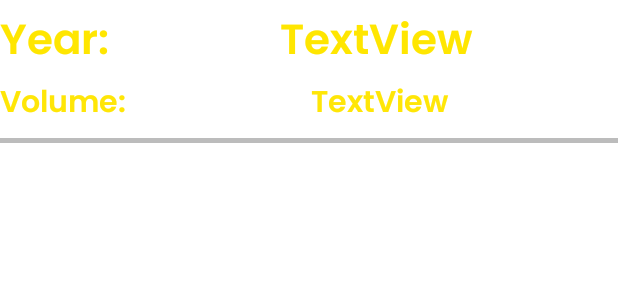
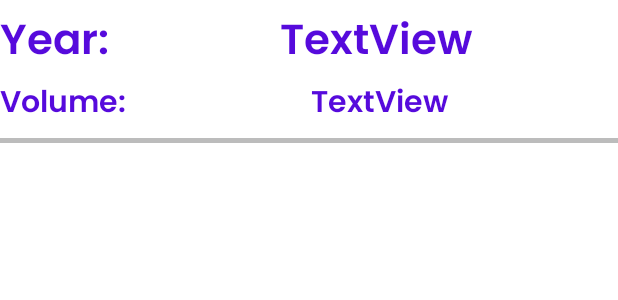
Before and after one commit to 21021785/My_Info_Mobile_Data_Usage, an Android app: the layout row.xml on its own in the app's theme, with its tools: preview values and no code run, on a phone screen of 412 x 824 dp. Shown: the top 300 px of the screen. Run offline under Robolectric (Android 15) with nearby library versions, the phone set to English and light mode, and no system bars.

Commit message:
Final Commit

```diff
--- a/app/src/main/res/layout/row.xml
+++ b/app/src/main/res/layout/row.xml
@@ -18,7 +18,7 @@
             android:paddingTop="5dp"
             android:paddingRight="5dp"
             android:text="Year: "
-            android:textColor="#FFE600"
+            android:textColor="#560ADC"
             android:textSize="28dp" />
 
         <TextView
@@ -30,7 +30,7 @@
             android:paddingTop="5dp"
             android:text="TextView"
             android:paddingLeft="5dp"
-            android:textColor="#FFE600"
+            android:textColor="#FF560ADC"
             android:layout_weight="1"
             android:textSize="28dp" />
     </LinearLayout>
@@ -50,7 +50,7 @@
             android:paddingRight="5dp"
             android:paddingBottom="5dp"
             android:text="Volume:"
-            android:textColor="#FFE607"
+            android:textColor="#FF560ADC"
             android:textSize="20dp" />
 
         <TextView
@@ -62,7 +62,7 @@
             android:paddingBottom="5dp"
             android:paddingLeft="5dp"
             android:text="TextView"
-            android:textColor="#FFE607"
+            android:textColor="#FF560ADC"
             android:layout_weight="1"
             android:textSize="20dp" />
     </LinearLayout>
```
